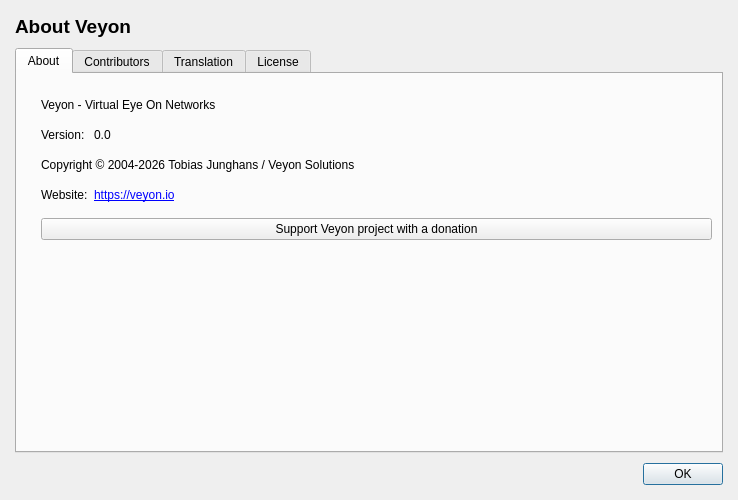
This is core/src/AboutDialog.ui in hothai19o5/veyon as Qt 5 draws it before an edit. The edited form follows.
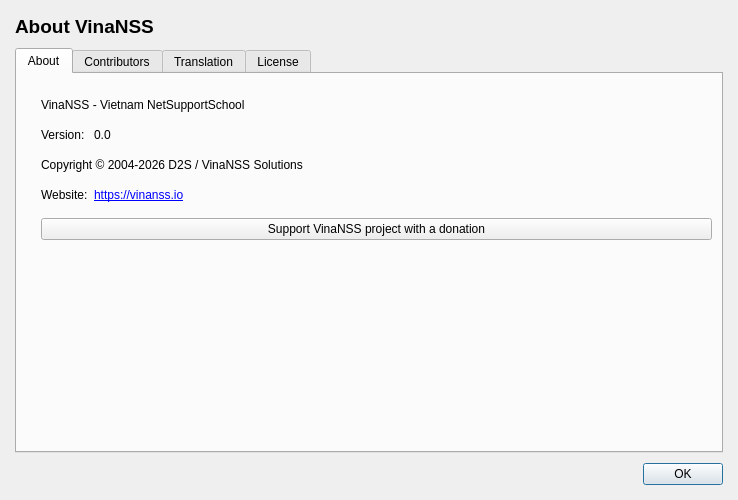
This is the edited form.

Patch:
```diff
--- a/core/src/AboutDialog.ui
+++ b/core/src/AboutDialog.ui
@@ -57,7 +57,7 @@
         </font>
        </property>
        <property name="text">
-        <string>About Veyon</string>
+        <string>About VinaNSS</string>
        </property>
       </widget>
      </item>
@@ -91,7 +91,7 @@
        <item row="0" column="0" colspan="2">
         <widget class="QLabel" name="label_3">
          <property name="text">
-          <string notr="true">Veyon - Virtual Eye On Networks</string>
+          <string notr="true">VinaNSS - Vietnam NetSupportSchool</string>
          </property>
         </widget>
        </item>
@@ -112,7 +112,7 @@
        <item row="5" column="1">
         <widget class="QLabel" name="label_4">
          <property name="text">
-          <string notr="true">&lt;a href=&quot;https://veyon.io&quot;&gt;https://veyon.io&lt;/a&gt;</string>
+          <string notr="true">&lt;a href=&quot;https://vinanss.io&quot;&gt;https://vinanss.io&lt;/a&gt;</string>
          </property>
          <property name="openExternalLinks">
           <bool>true</bool>
@@ -122,7 +122,7 @@
        <item row="3" column="0" colspan="2">
         <widget class="QLabel" name="label_8">
          <property name="text">
-          <string notr="true">Copyright © 2004-2026 Tobias Junghans / Veyon Solutions</string>
+          <string notr="true">Copyright © 2004-2026 D2S / VinaNSS Solutions</string>
          </property>
         </widget>
        </item>
@@ -149,7 +149,7 @@
        <item row="6" column="0" colspan="2">
         <widget class="QPushButton" name="donateButton">
          <property name="text">
-          <string>Support Veyon project with a donation</string>
+          <string>Support VinaNSS project with a donation</string>
          </property>
         </widget>
        </item>
```
Left out of the diff: 2 changed lines with no effect on the pictures.
